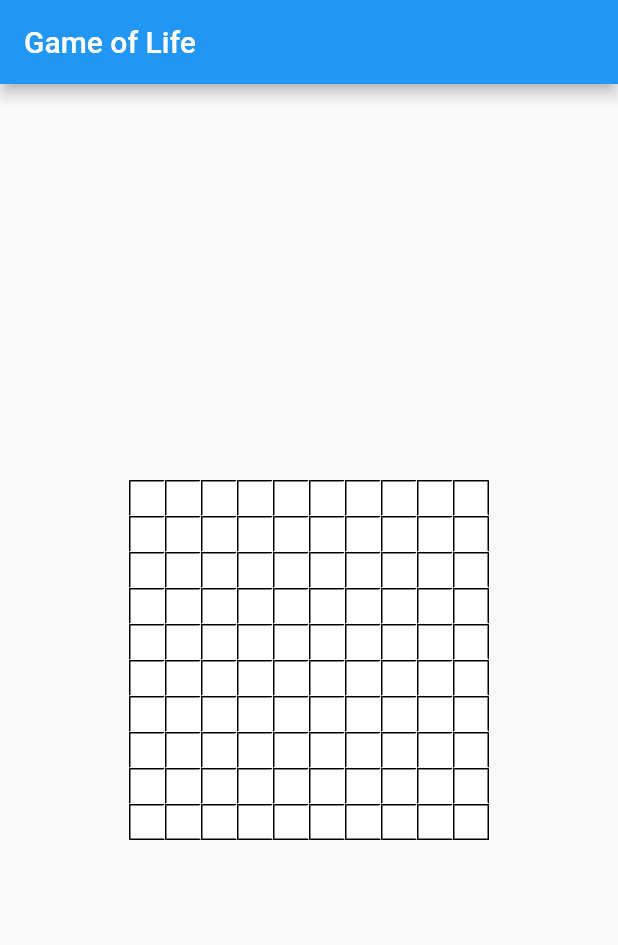
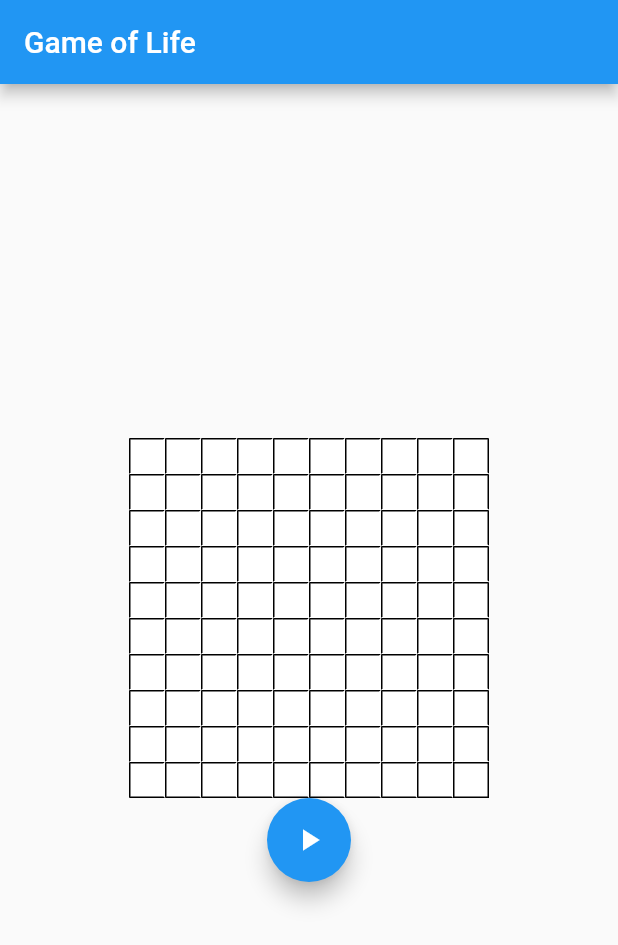
Before and after one commit to jonathanadler/game_of_life, a Flutter app: the screen it shows after launch, on a phone screen of 412 x 824 dp. Shown: the top 945 px of the screen. Run offline on Flutter 3.47's test engine with Material 2 defaults, Android fonts, the phone set to English and light mode, and no system bars; our stand-ins replace flutter_redux, redux.

Commit message:
added button

```diff
--- a/lib/src/home.dart
+++ b/lib/src/home.dart
@@ -12,7 +12,14 @@ class _HomePageState extends State<HomePage> {
     return Scaffold(
       appBar: AppBar(title: Text('Game of Life')),
       body: Center(
-        child: Life(),
+        child: Column(
+          children: <Widget>[
+            new Life(),
+            new FloatingActionButton(child: Icon(Icons.play_arrow), onPressed: () {}),
+          ],
+          crossAxisAlignment: CrossAxisAlignment.center,
+          mainAxisAlignment: MainAxisAlignment.center,
+        ),
       ),
     );
   }
```
Also changed, not shown: lib/src/store.dart (+24 -0 lines).
